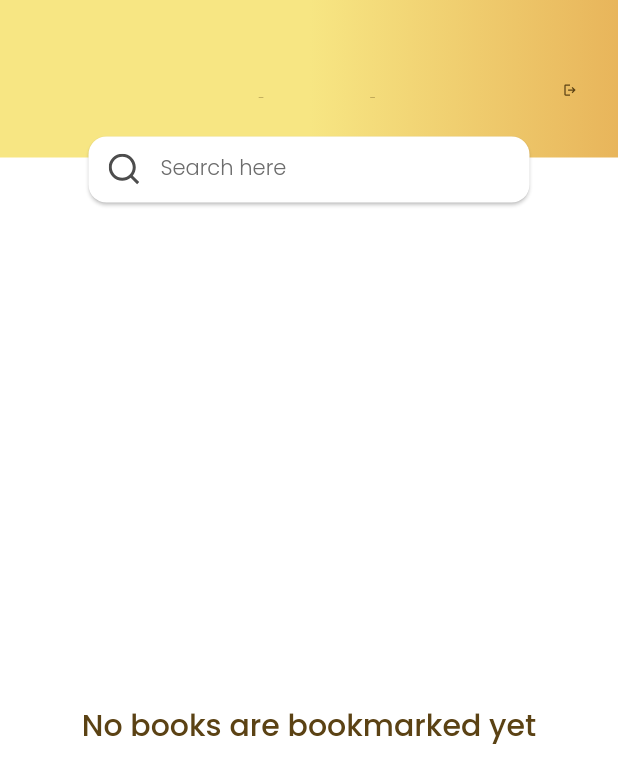
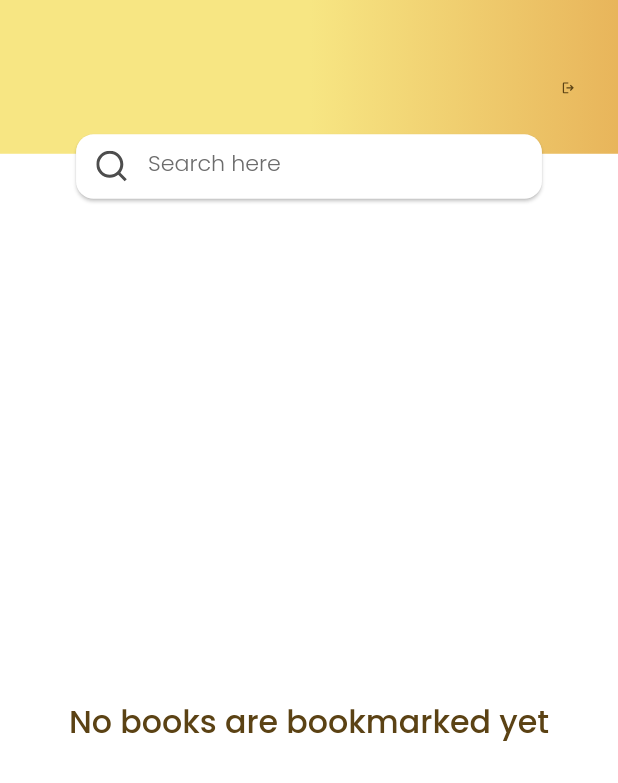
Before and after one commit to salmanbhatti52/mecca, a Flutter app: the BookMark screen opened directly, on a phone screen of 412 x 824 dp. Shown: the top 783 px of the screen. Run offline on Flutter 3.47's test engine with Material 2 defaults, Android fonts, the phone set to English and light mode, and no system bars; our stand-ins replace auto_size_text, device_preview, dio, flutter_otp_text_field, flutter_screenutil, flutter_svg and 5 more; missing offline and left inert: flutter_downloader, flutter_pdfview, secure_shared_preferences; network calls fail; statements that could not run were skipped; project files that could hold a hidden picture were left out.

Commit message:
project update 10/06/23

```diff
--- a/lib/after_login_screens/bookMarkPagesWidgets/bookMark.dart
+++ b/lib/after_login_screens/bookMarkPagesWidgets/bookMark.dart
@@ -1,6 +1,7 @@
 import 'package:MeccaIslamicCenter/APIModels/API_Response.dart';
 import 'package:MeccaIslamicCenter/APIModels/all_bookmarked_books.dart';
 import 'package:flutter/material.dart';
+import 'package:flutter_screenutil/flutter_screenutil.dart';
 import 'package:flutter_svg/svg.dart';
 import 'package:fluttertoast/fluttertoast.dart';
 import 'package:get_it/get_it.dart';
@@ -120,7 +121,7 @@ class _BookMarkState extends State<BookMark> {
       appBar: PreferredSize(
         preferredSize: Size(
           MediaQuery.of(context).size.width,
-          105,
+          105.h,
         ),
         child: Stack(
           alignment: Alignment.bottomCenter,
@@ -149,11 +150,11 @@ class _BookMarkState extends State<BookMark> {
                 ),
               ),
               child: Padding(
-                padding: const EdgeInsets.only(
-                  top: 55.0,
-                  bottom: 40,
-                  left: 117,
-                  right: 20,
+                padding: EdgeInsets.only(
+                  top: 55.0.h,
+                  bottom: 40.h,
+                  left: 117.w,
+                  right: 20.w,
                 ),
                 child: Container(
                   // color: Colors.red,
@@ -162,16 +163,18 @@ class _BookMarkState extends State<BookMark> {
                     //crossAxisAlignment: CrossAxisAlignment.start,
                     mainAxisAlignment: MainAxisAlignment.spaceBetween,
                     children: [
-                      SizedBox(
-                        width: 159,
-                        height: 42,
+                      Expanded(
+                        child: SizedBox(
+                          width: 159.w,
+                          height: 42.w,
                           child: Text(
                             'Bookmarks',
                             style: GoogleFonts.poppins(
-                            fontSize: 28,
+                              fontSize: 28.sp,
                               fontWeight: FontWeight.w500,
                               color: const Color(
                                 0xff5B4214,
+                              ),
                             ),
                           ),
                         ),
@@ -188,26 +191,26 @@ class _BookMarkState extends State<BookMark> {
             Positioned(
               bottom: -30,
               child: SizedBox(
-                width: 343,
+                width: 343.w,
                 child: Row(
                   mainAxisAlignment: MainAxisAlignment.center,
                   children: [
                     Material(
                       elevation: 1,
                       borderRadius: BorderRadius.circular(
-                        12,
+                        12.r,
                       ),
                       color: Colors.white,
                       child: SizedBox(
-                        width: 294,
-                        height: 44,
+                        width: 294.w,
+                        height: 44.h,
                         child: TextField(
                           // expands: true, maxLines: null,
                           //onTap: () => searchBooksMethod(context),
                           onChanged: (value) => _runFilter(value),
                           controller: searchController,
                           style: GoogleFonts.poppins(
-                              fontSize: 14,
+                              fontSize: 14.sp,
                               fontWeight: FontWeight.w300,
                               color: Colors.black),
                           cursorColor: const Color(
@@ -215,12 +218,12 @@ class _BookMarkState extends State<BookMark> {
                           ),
                           decoration: InputDecoration(
                             contentPadding: EdgeInsets.only(
-                              top: 13,
-                              bottom: 13,
+                              top: 13.h,
+                              bottom: 13.h,
                             ),
                             hintText: 'Search here',
                             hintStyle: GoogleFonts.poppins(
-                              fontSize: 14,
+                              fontSize: 14.sp,
                               fontWeight: FontWeight.w300,
                               color: const Color(
                                 0xff6C6C6C,
@@ -228,7 +231,7 @@ class _BookMarkState extends State<BookMark> {
                             ),
                             focusedBorder: OutlineInputBorder(
                               borderRadius: BorderRadius.circular(
-                                12,
+                                12.r,
                               ),
                               borderSide: const BorderSide(
                                 color: Color(0xffE8B55B),
@@ -263,15 +266,15 @@ class _BookMarkState extends State<BookMark> {
                 axisDirection: AxisDirection.down,
                 color: const Color(0xffE8B55B),
                 child: Padding(
-                  padding: const EdgeInsets.only(
-                    top: 38,
+                  padding: EdgeInsets.only(
+                    top: 38.h,
                   ),
                   child: _popularFoundBooks!.isEmpty
                       ? Center(
                           child: Text(
                             'No books are bookmarked yet',
                             style: GoogleFonts.poppins(
-                              fontSize: 20,
+                              fontSize: 20.sp,
                               fontWeight: FontWeight.w500,
                               color: Color(
                                 0xff5B4214,
@@ -280,16 +283,16 @@ class _BookMarkState extends State<BookMark> {
                           ),
                         )
                       : GridView.builder(
-                          padding: const EdgeInsets.symmetric(horizontal: 14),
+                          padding: EdgeInsets.symmetric(horizontal: 14.w),
                           shrinkWrap: true,
                           itemCount: _popularFoundBooks!.length,
                           physics: const BouncingScrollPhysics(),
                           gridDelegate:
-                              const SliverGridDelegateWithFixedCrossAxisCount(
+                              SliverGridDelegateWithFixedCrossAxisCount(
                                   childAspectRatio: 0.6,
                                   crossAxisCount: 2,
-                                  crossAxisSpacing: 19.0,
-                                  mainAxisSpacing: 24.0),
+                                  crossAxisSpacing: 19.0.w,
+                                  mainAxisSpacing: 24.0.h),
                           itemBuilder: (BuildContext context, int index) {
                             return isReading
                                 ? CircularProgressIndicator()
@@ -309,8 +312,6 @@ class _BookMarkState extends State<BookMark> {
                                         ),
                                       ),
                                     ),
-                                    child: SizedBox(
-                                      height: 330,
                                     child: BookMarkFirstPageWidget(
                                       function: () {
                                         bookMark(
@@ -326,7 +327,6 @@ class _BookMarkState extends State<BookMark> {
                                       isRemoving: isRemoving,
                                       index: index,
                                       currentIndex: currentIndex,
-                                      ),
                                     ),
                                   );
                           },
```
Also changed, not shown: lib/after_login_screens/bookMarkPagesWidgets/bookMarkFirstPageWidget.dart (+35 -34 lines), lib/after_login_screens/readBooks/read_book.dart (+82 -48 lines), lib/bottomNavigatorBar.dart (+9 -8 lines). Lines whose indentation alone changed are shown as unchanged.
